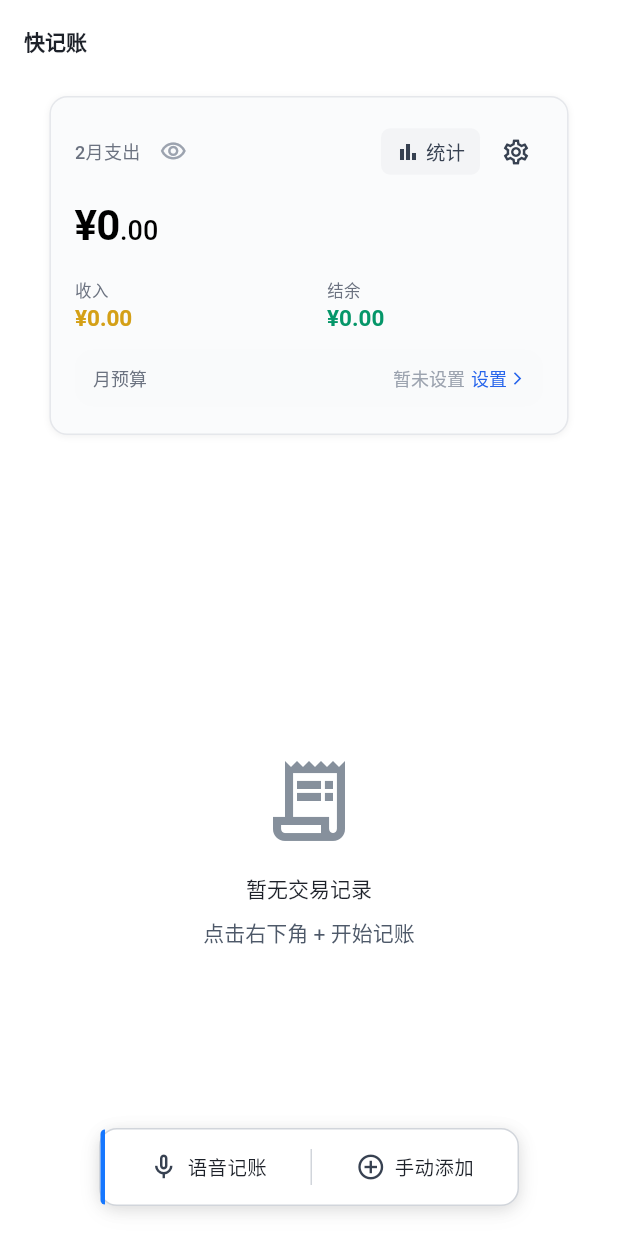
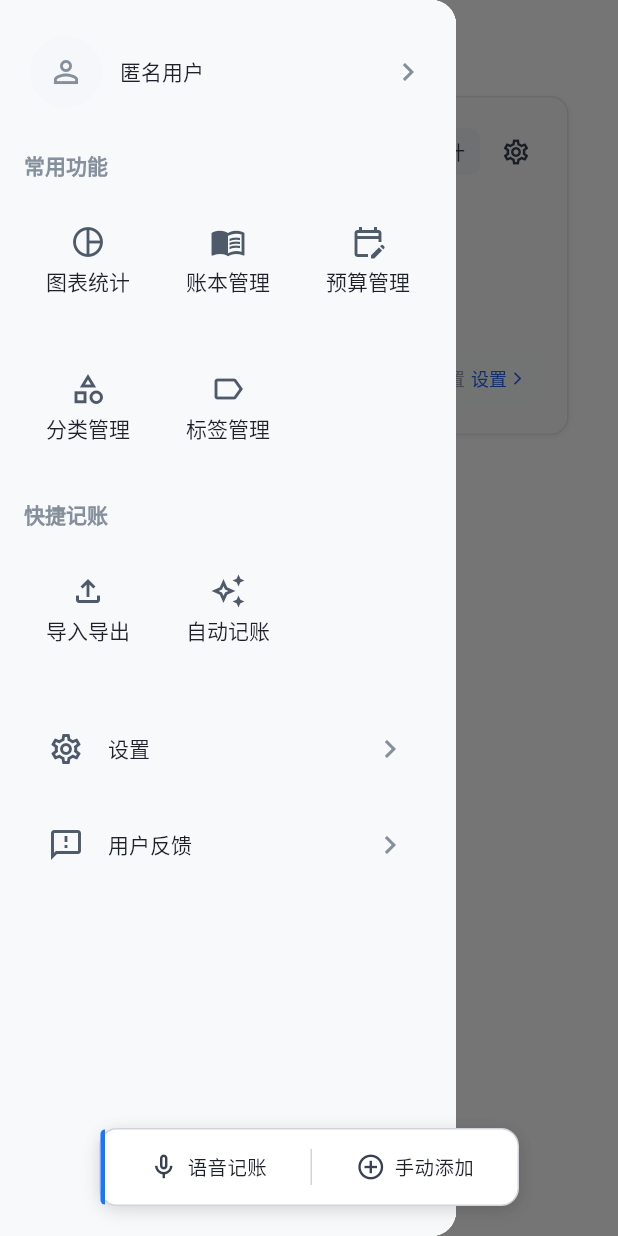
Before and after one commit to jiangzx/voice-note, a Flutter app: the screen it shows after launch, with the side drawer open (before the commit the screen has no drawer), on a phone screen of 412 x 824 dp. Run offline on Flutter 3.47's test engine with Material 3 defaults, Android fonts, the phone set to English and light mode, and no system bars; drawn by our look-alikes of flutter_slidable; our stand-ins replace clock, connectivity_plus, csv, dio, drift, fl_chart and 10 more; missing offline and left inert: excel; accounts and stored records are empty; generated files the repository leaves out were written again.

Commit message:
feat(client): 首页可折叠侧栏与左滑返回
- 新增 AppDrawer：仅首页展示，汉堡图标+左边缘右滑打开；用户区/常用功能/快捷记账/设置
- 预算、分类用 push，统计、设置用 go；占位项仅 toast 并关闭侧栏
- 新增 SwipeBackZone：统计/设置/语音记账/交易列表左边缘右滑返回
- 首页用 GlobalKey 绑定 Scaffold 以正确 openDrawer；非首页无 drawer、显示返回键

Co-authored-by: Cursor <cursoragent@cursor.com>

```diff
--- a/voice-note-client/lib/features/home/presentation/screens/home_screen.dart
+++ b/voice-note-client/lib/features/home/presentation/screens/home_screen.dart
@@ -18,6 +18,7 @@ import '../../../transaction/presentation/providers/transaction_form_providers.d
 import '../../../transaction/presentation/providers/transaction_query_providers.dart';
 import '../../../transaction/presentation/utils/group_transactions_by_day.dart';
 import '../../../transaction/presentation/widgets/daily_group_header.dart';
+import '../../../../shared/widgets/app_drawer.dart';
 import '../widgets/recent_transaction_tile.dart';
 import '../widgets/summary_card.dart';
 import '../widgets/voice_onboarding_tooltip.dart';
@@ -35,6 +36,7 @@ class _HomeScreenState extends ConsumerState<HomeScreen> {
   static const double _loadMoreScrollThreshold = 200;
 
   final ScrollController _scrollController = ScrollController();
+  final GlobalKey<ScaffoldState> _scaffoldKey = GlobalKey<ScaffoldState>();
 
   // Selection mode state
   bool _isSelectionMode = false;
@@ -111,7 +113,18 @@ class _HomeScreenState extends ConsumerState<HomeScreen> {
     return PopScope(
       canPop: false,
       child: Scaffold(
-        appBar: _isSelectionMode ? _buildSelectionAppBar() : AppBar(title: const Text('快记账')),
+        key: _scaffoldKey,
+        drawer: const AppDrawer(),
+        appBar: _isSelectionMode
+            ? _buildSelectionAppBar()
+            : AppBar(
+                leading: IconButton(
+                  icon: const Icon(Icons.menu),
+                  onPressed: () => _scaffoldKey.currentState?.openDrawer(),
+                  tooltip: '菜单',
+                ),
+                title: const Text('快记账'),
+              ),
         floatingActionButton: _isSelectionMode
             ? const FloatingActionButton(
                 onPressed: null,
@@ -120,9 +133,11 @@ class _HomeScreenState extends ConsumerState<HomeScreen> {
                 child: SizedBox.shrink(),
               )
             : null,
-        body: Stack(
-          children: [
-            SlidableAutoCloseBehavior(
+        body: _DrawerSwipeZone(
+          onOpenDrawer: () => _scaffoldKey.currentState?.openDrawer(),
+          child: Stack(
+            children: [
+              SlidableAutoCloseBehavior(
               child: RefreshIndicator(
                 onRefresh: () =>
                     ref.read(recentTransactionsPagedProvider.notifier).refresh(),
@@ -235,8 +250,9 @@ class _HomeScreenState extends ConsumerState<HomeScreen> {
                 ),
               ),
             ),
-            const VoiceOnboardingTooltip(),
-          ],
+              const VoiceOnboardingTooltip(),
+            ],
+          ),
         ),
         bottomNavigationBar:
             _isSelectionMode ? _buildSelectionBottomBar(pagedState) : null,
@@ -600,3 +616,61 @@ class _TxTileWithCategory extends ConsumerWidget {
     }
   }
 }
+
+/// Wraps [child] and adds a left-edge zone: swipe right from the edge opens the drawer.
+class _DrawerSwipeZone extends StatelessWidget {
+  const _DrawerSwipeZone({
+    required this.onOpenDrawer,
+    required this.child,
+  });
+
+  final VoidCallback onOpenDrawer;
+  final Widget child;
+
+  static const double _edgeWidth = 24;
+
+  @override
+  Widget build(BuildContext context) {
+    return Stack(
+      children: [
+        child,
+        Positioned(
+          left: 0,
+          top: 0,
+          bottom: 0,
+          width: _edgeWidth,
+          child: _LeftEdgeDragDetector(onOpenDrawer: onOpenDrawer),
+        ),
+      ],
+    );
+  }
+}
+
+class _LeftEdgeDragDetector extends StatefulWidget {
+  const _LeftEdgeDragDetector({required this.onOpenDrawer});
+
+  final VoidCallback onOpenDrawer;
+
+  @override
+  State<_LeftEdgeDragDetector> createState() => _LeftEdgeDragDetectorState();
+}
+
+class _LeftEdgeDragDetectorState extends State<_LeftEdgeDragDetector> {
+  double _dragDx = 0;
+
+  @override
+  Widget build(BuildContext context) {
+    return GestureDetector(
+      behavior: HitTestBehavior.translucent,
+      onHorizontalDragUpdate: (DragUpdateDetails details) {
+        _dragDx += details.delta.dx;
+        if (_dragDx > 20) {
+          widget.onOpenDrawer();
+          _dragDx = double.negativeInfinity;
+        }
+      },
+      onHorizontalDragEnd: (_) => setState(() => _dragDx = 0),
+      onHorizontalDragCancel: () => setState(() => _dragDx = 0),
+    );
+  }
+}
--- /dev/null
+++ b/voice-note-client/lib/shared/widgets/app_drawer.dart
@@ -0,0 +1,327 @@
+import 'package:flutter/material.dart';
+import 'package:go_router/go_router.dart';
+
+import '../../app/design_tokens.dart';
+import '../../app/theme.dart';
+
+/// Reusable app drawer: user block, common actions grid, quick-entry grid, settings/feedback.
+/// Optional [onUserTap] for future login/profile; when null, user block shows placeholder.
+class AppDrawer extends StatelessWidget {
+  const AppDrawer({super.key, this.onUserTap});
+
+  final VoidCallback? onUserTap;
+
+  static const _drawerShadow = [
+    BoxShadow(
+      color: Color(0x1A000000),
+      offset: Offset(2, 0),
+      blurRadius: 8,
+    ),
+  ];
+
+  @override
+  Widget build(BuildContext context) {
+    final colorScheme = Theme.of(context).colorScheme;
+    final surfaceColor = colorScheme.surfaceContainerHighest;
+
+    return Drawer(
+      child: Container(
+        decoration: BoxDecoration(
+          color: surfaceColor,
+          boxShadow: _drawerShadow,
+        ),
+        child: SafeArea(
+          child: ListView(
+            padding: const EdgeInsets.symmetric(
+              horizontal: AppSpacing.lg,
+              vertical: AppSpacing.md,
+            ),
+            children: [
+              _UserBlock(onUserTap: onUserTap),
+              const SizedBox(height: AppSpacing.lg),
+              const _SectionTitle(title: '常用功能'),
+              const SizedBox(height: AppSpacing.sm),
+              _CommonActionsGrid(
+                onNavigate: (path, usePush) {
+                  if (usePush) {
+                    AppDrawer._pushAndClose(context, path);
+                  } else {
+                    AppDrawer._navigateAndClose(context, path);
+                  }
+                },
+                onPlaceholder: () => _showPlaceholderAndClose(context),
+              ),
+              const SizedBox(height: AppSpacing.lg),
+              const _SectionTitle(title: '快捷记账'),
+              const SizedBox(height: AppSpacing.sm),
+              _QuickEntryGrid(onPlaceholder: () => _showPlaceholderAndClose(context)),
+              const SizedBox(height: AppSpacing.lg),
+              _DrawerListTile(
+                icon: Icons.settings_outlined,
+                title: '设置',
+                onTap: () => _navigateAndClose(context, '/settings'),
+              ),
+              _DrawerListTile(
+                icon: Icons.feedback_outlined,
+                title: '用户反馈',
+                onTap: () => _showPlaceholderAndClose(context),
+              ),
+            ],
+          ),
+        ),
+      ),
+    );
+  }
+
+  static void _navigateAndClose(BuildContext context, String path) {
+    if (!context.mounted) return;
+    Navigator.of(context).pop();
+    if (!context.mounted) return;
+    context.go(path);
+  }
+
+  /// Push route so back returns to previous page (e.g. home), not settings.
+  static void _pushAndClose(BuildContext context, String path) {
+    if (!context.mounted) return;
+    Navigator.of(context).pop();
+    if (!context.mounted) return;
+    context.push(path);
+  }
+
+  static void _showPlaceholderAndClose(BuildContext context) {
+    if (!context.mounted) return;
+    ScaffoldMessenger.of(context).showSnackBar(
+      const SnackBar(content: Text('暂未开放')),
+    );
+    if (!context.mounted) return;
+    Navigator.of(context).pop();
+  }
+}
+
+class _UserBlock extends StatelessWidget {
+  const _UserBlock({this.onUserTap});
+
+  final VoidCallback? onUserTap;
+
+  @override
+  Widget build(BuildContext context) {
+    void onTap() {
+      if (!context.mounted) return;
+      if (onUserTap != null) {
+        onUserTap!();
+      } else {
+        AppDrawer._showPlaceholderAndClose(context);
+      }
+    }
+
+    return Material(
+      color: Colors.transparent,
+      child: InkWell(
+        onTap: onTap,
+        borderRadius: AppRadius.mdAll,
+        child: Padding(
+          padding: const EdgeInsets.symmetric(
+            vertical: AppSpacing.md,
+            horizontal: AppSpacing.xs,
+          ),
+          child: Row(
+            children: [
+              CircleAvatar(
+                radius: 24,
+                backgroundColor: AppColors.backgroundTertiary,
+                child: Icon(
+                  Icons.person_outline,
+                  size: AppIconSize.md,
+                  color: AppColors.textPlaceholder,
+                ),
+              ),
+              const SizedBox(width: AppSpacing.md),
+              Expanded(
+                child: Text(
+                  '匿名用户',
+                  style: Theme.of(context).textTheme.titleMedium?.copyWith(
+                    color: AppColors.textPrimary,
+                  ),
+                ),
+              ),
+              const Icon(
+                Icons.chevron_right,
+                size: AppIconSize.md,
+                color: AppColors.textPlaceholder,
+              ),
+            ],
+          ),
+        ),
+      ),
+    );
+  }
+}
+
+class _SectionTitle extends StatelessWidget {
+  const _SectionTitle({required this.title});
+
+  final String title;
+
+  @override
+  Widget build(BuildContext context) {
+    return Text(
+      title,
+      style: Theme.of(context).textTheme.labelMedium?.copyWith(
+            color: AppColors.textPlaceholder,
+            fontWeight: FontWeight.w600,
+          ),
+    );
+  }
+}
+
+class _CommonActionsGrid extends StatelessWidget {
+  const _CommonActionsGrid({
+    required this.onNavigate,
+    required this.onPlaceholder,
+  });
+
+  final void Function(String path, bool usePush) onNavigate;
+  final VoidCallback onPlaceholder;
+
+  /// (item, path, usePush). usePush true => back goes to previous page (home).
+  static const _items = [
+    (_DrawerGridItem(Icons.pie_chart_outline, '图表统计'), '/statistics', false),
+    (_DrawerGridItem(Icons.menu_book_outlined, '账本管理'), null, false),
+    (_DrawerGridItem(Icons.edit_calendar_outlined, '预算管理'), '/settings/budget', true),
+    (_DrawerGridItem(Icons.category_outlined, '分类管理'), '/settings/categories', true),
+    (_DrawerGridItem(Icons.label_outline, '标签管理'), null, false),
+  ];
+
+  @override
+  Widget build(BuildContext context) {
+    return GridView.count(
+      shrinkWrap: true,
+      physics: const NeverScrollableScrollPhysics(),
+      crossAxisCount: 3,
+      mainAxisSpacing: AppSpacing.sm,
+      crossAxisSpacing: AppSpacing.sm,
+      childAspectRatio: 0.95,
+      children: [
+        for (final (item, path, usePush) in _items)
+          _GridTile(
+            icon: item.icon,
+            label: item.label,
+            onTap: path != null
+                ? () => onNavigate(path, usePush)
+                : onPlaceholder,
+          ),
+      ],
+    );
+  }
+}
+
+class _DrawerGridItem {
+  const _DrawerGridItem(this.icon, this.label);
+  final IconData icon;
+  final String label;
+}
+
+class _QuickEntryGrid extends StatelessWidget {
+  const _QuickEntryGrid({required this.onPlaceholder});
+
+  final VoidCallback onPlaceholder;
+
+  static const _items = [
+    _DrawerGridItem(Icons.file_upload_outlined, '导入导出'),
+    _DrawerGridItem(Icons.auto_awesome_outlined, '自动记账'),
+  ];
+
+  @override
+  Widget build(BuildContext context) {
+    return GridView.count(
+      shrinkWrap: true,
+      physics: const NeverScrollableScrollPhysics(),
+      crossAxisCount: 3,
+      mainAxisSpacing: AppSpacing.sm,
+      crossAxisSpacing: AppSpacing.sm,
+      childAspectRatio: 0.95,
+      children: [
+        for (final item in _items)
+          _GridTile(
+            icon: item.icon,
+            label: item.label,
+            onTap: onPlaceholder,
+          ),
+      ],
+    );
+  }
+}
+
+class _GridTile extends StatelessWidget {
+  const _GridTile({
+    required this.icon,
+    required this.label,
+    required this.onTap,
+  });
+
+  final IconData icon;
+  final String label;
+  final VoidCallback onTap;
+
+  @override
+  Widget build(BuildContext context) {
+    return Material(
+      color: Colors.transparent,
+      child: InkWell(
+        onTap: onTap,
+        borderRadius: AppRadius.mdAll,
+        child: Column(
+          mainAxisAlignment: MainAxisAlignment.center,
+          children: [
+            Icon(icon, size: AppIconSize.md, color: AppColors.textSecondary),
+            const SizedBox(height: AppSpacing.xs),
+            Text(
+              label,
+              style: Theme.of(context).textTheme.bodySmall?.copyWith(
+                    color: AppColors.textPrimary,
+                  ),
+              textAlign: TextAlign.center,
+              maxLines: 1,
+              overflow: TextOverflow.ellipsis,
+            ),
+          ],
+        ),
+      ),
+    );
+  }
+}
+
+class _DrawerListTile extends StatelessWidget {
+  const _DrawerListTile({
+    required this.icon,
+    required this.title,
+    required this.onTap,
+  });
+
+  final IconData icon;
+  final String title;
+  final VoidCallback onTap;
+
+  @override
+  Widget build(BuildContext context) {
+    return Material(
+      color: Colors.transparent,
+      child: ListTile(
+        leading: Icon(icon, size: AppIconSize.md, color: AppColors.textSecondary),
+        title: Text(
+          title,
+          style: Theme.of(context).textTheme.bodyLarge?.copyWith(
+                color: AppColors.textPrimary,
+              ),
+        ),
+        trailing: const Icon(
+          Icons.chevron_right,
+          size: AppIconSize.md,
+          color: AppColors.textPlaceholder,
+        ),
+        onTap: onTap,
+        shape: const RoundedRectangleBorder(borderRadius: AppRadius.mdAll),
+      ),
+    );
+  }
+}
```
Also changed, not shown: voice-note-client/lib/features/settings/presentation/screens/settings_screen.dart (+15 -5 lines), voice-note-client/lib/features/statistics/presentation/screens/statistics_screen.dart (+24 -10 lines), voice-note-client/lib/features/transaction/presentation/screens/transaction_list_screen.dart (+19 -11 lines), voice-note-client/lib/features/voice/presentation/voice_recording_screen.dart (+7 -3 lines), voice-note-client/lib/shared/widgets/swipe_back_zone.dart (added, +46 -0 lines).
